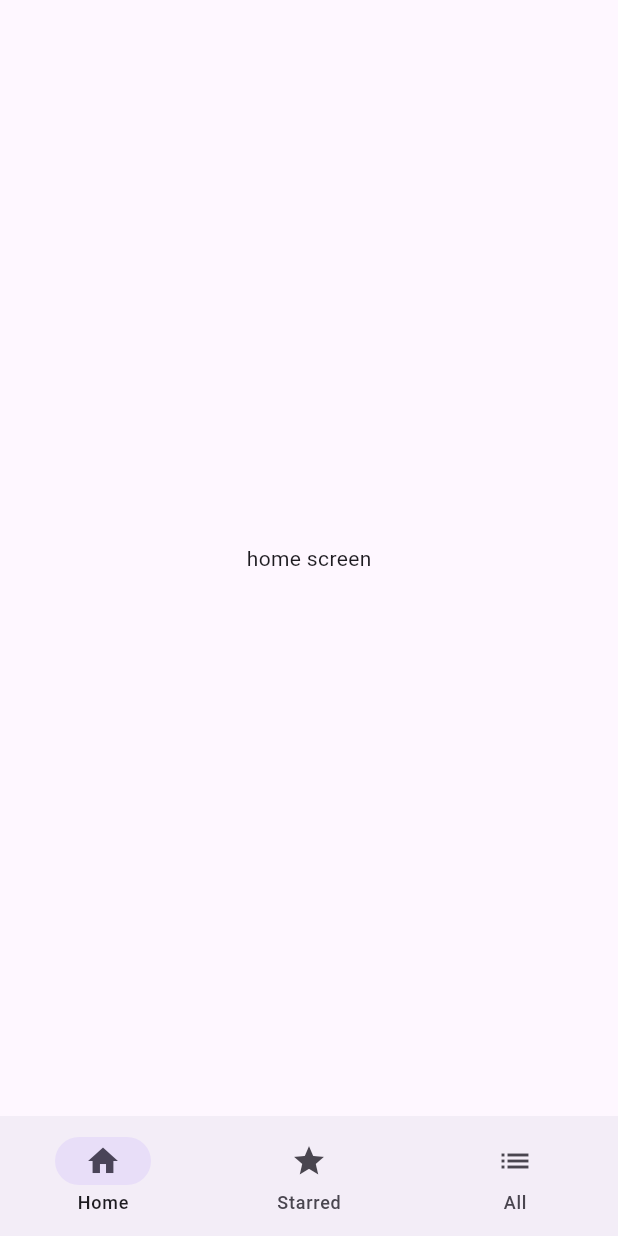
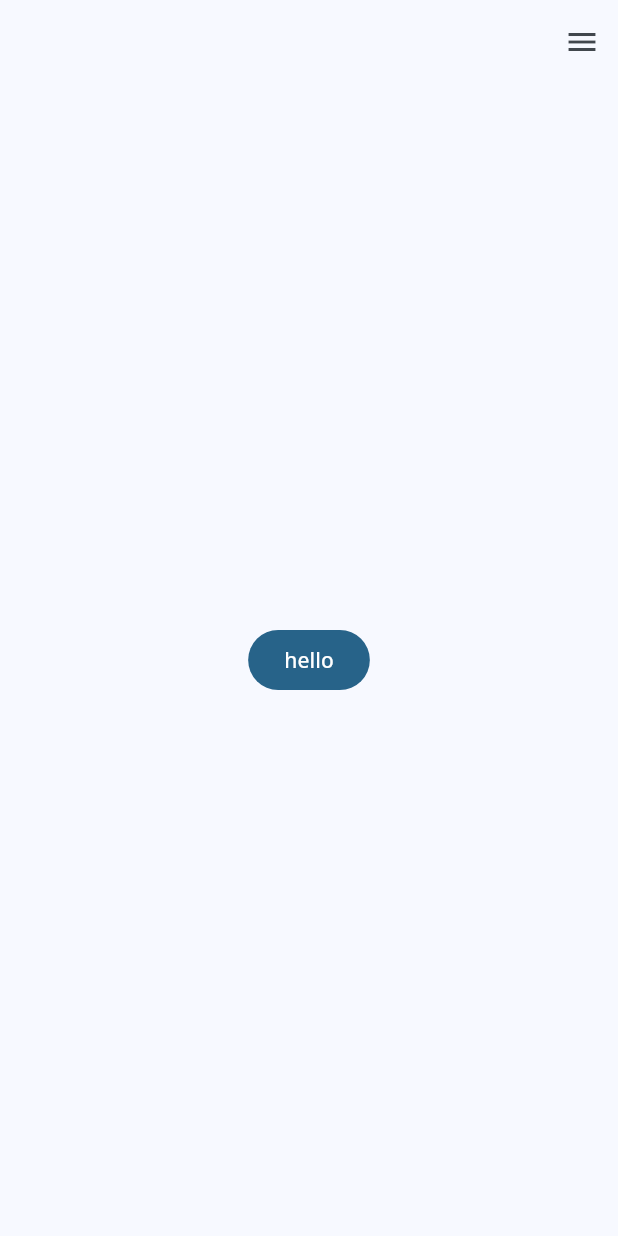
Before and after one commit to Iispar/runPlanner, a Flutter app: the screen it shows after launch, on a phone screen of 412 x 824 dp. Run offline on Flutter 3.47's test engine with Material 3 defaults, Android fonts, the phone set to English and light mode, and no system bars; our stand-ins replace get, google_fonts.

Commit message:
drawer navigation

```diff
--- /dev/null
+++ b/lib/data/themes/util.dart
@@ -0,0 +1,19 @@
+import 'package:flutter/material.dart';
+import 'package:google_fonts/google_fonts.dart';
+
+TextTheme createTextTheme(
+    BuildContext context, String bodyFontString, String displayFontString) {
+  TextTheme baseTextTheme = Theme.of(context).textTheme;
+  TextTheme bodyTextTheme = GoogleFonts.getTextTheme(bodyFontString, baseTextTheme);
+  TextTheme displayTextTheme =
+      GoogleFonts.getTextTheme(displayFontString, baseTextTheme);
+  TextTheme textTheme = displayTextTheme.copyWith(
+    bodyLarge: bodyTextTheme.bodyLarge,
+    bodyMedium: bodyTextTheme.bodyMedium,
+    bodySmall: bodyTextTheme.bodySmall,
+    labelLarge: bodyTextTheme.labelLarge,
+    labelMedium: bodyTextTheme.labelMedium,
+    labelSmall: bodyTextTheme.labelSmall,
+  );
+  return textTheme;
+}
--- a/lib/features/starred/starred_plan_screen.dart
+++ b/lib/features/active/active_plan_screen.dart
@@ -1,12 +1,12 @@
 import 'package:flutter/material.dart';
 
-class StarredPlan extends StatelessWidget {
-  const StarredPlan({super.key});
+class ActivePlan extends StatelessWidget {
+  const ActivePlan({super.key});
 
   @override
   Widget build(BuildContext context) {
     return Center(
-        child: Text("starred")
+        child: Text("active")
       );
   }
 }
--- a/lib/features/home/home_screen.dart
+++ b/lib/features/home/home_screen.dart
@@ -6,7 +6,7 @@ class Home extends StatelessWidget {
   @override
   Widget build(BuildContext context) {
     return Center(
-        child: Text("home screen")
+        child: FilledButton(onPressed: () {}, child: Text("hello"))
     );
   }
 }
--- a/lib/main.dart
+++ b/lib/main.dart
@@ -1,7 +1,10 @@
 import 'package:flutter/material.dart';
+import 'core/widgets/navigation_menu.dart';
+import 'data/themes/theme.dart';
+import 'data/themes/util.dart';
 import 'features/all/all_plans_screen.dart';
 import 'features/home/home_screen.dart';
-import 'features/starred/starred_plan_screen.dart';
+import 'features/active/active_plan_screen.dart';
 import 'package:get/get.dart';
 
 void main() {
@@ -13,14 +16,19 @@ class MainApp extends StatelessWidget {
 
   @override
   Widget build(BuildContext context) {
+    final brightness = MediaQuery.of(context).platformBrightness;
+
+    TextTheme textTheme = createTextTheme(context, "Open Sans", "Open Sans");
+    MaterialTheme theme = MaterialTheme(textTheme);
     return GetMaterialApp(
       initialRoute: "/home",
+      theme: brightness == Brightness.light ? theme.light() : theme.light(),
       getPages: [
-        GetPage(name: "/home", page: () => Wrapper(initialIndex: 0)),
-        GetPage(name: "/starred", page: () => Wrapper(initialIndex: 1)),
-        GetPage(name: "/all", page: () => Wrapper(initialIndex: 2)),
+        GetPage(name: "/home", page: () => Wrapper(widget: Home())),
+        GetPage(name: "/active", page: () => Wrapper(widget: ActivePlan())),
+        GetPage(name: "/all", page: () => Wrapper(widget: AllPlans())),
       ],
-      theme: ThemeData.light(useMaterial3: true),
+      defaultTransition: Transition.noTransition,
     );
   }
 }
@@ -28,54 +36,24 @@ class MainApp extends StatelessWidget {
 class Wrapper extends StatefulWidget {
   const Wrapper({
     super.key,
-    required this.initialIndex,
+    required this.widget
   });
 
-  final int initialIndex;
+  final Widget widget;
 
   @override
   State<Wrapper> createState() => _WrapperState();
 }
 
 class _WrapperState extends State<Wrapper> {
-  final List<String> routes = ['/home', '/starred', '/all'];
-  final List<Widget> pages = [
-    Home(),
-    StarredPlan(),
-    AllPlans(),
-  ];
-  late int currentIndex;
-
-  @override
-  void initState() {
-    super.initState();
-    currentIndex = widget.initialIndex.clamp(0, pages.length - 1); // Safe bounds
-  }
-
-  void changePage(int index) {
-    if (index != currentIndex) {
-      setState(() {
-        currentIndex = index;
-      });
-      Get.offAllNamed(routes[index]);
-    }
-  }
-
   @override
   Widget build(BuildContext context) {
     return Scaffold(
-      body: pages[currentIndex],
-      bottomNavigationBar: NavigationBar(
-        selectedIndex: currentIndex,
-        onDestinationSelected: (index) {
-          changePage(index);
-        },
-        destinations: const [
-          NavigationDestination(icon: Icon(Icons.home), label: 'Home'),
-          NavigationDestination(icon: Icon(Icons.star), label: 'Starred'),
-          NavigationDestination(icon: Icon(Icons.list), label: 'All'),
-        ],
-      ),
+      body: widget.widget,
+      endDrawer: NavigationMenu(),
+      appBar: AppBar(
+        automaticallyImplyLeading: false,
+      )
     );
   }
 }
--- a/pubspec.yaml
+++ b/pubspec.yaml
@@ -10,6 +10,7 @@ dependencies:
   flutter:
     sdk: flutter
   get: ^4.6.6
+  google_fonts: ^6.2.1
 
 dev_dependencies:
   flutter_test:
```
Also changed, not shown: lib/core/widgets/navigation_menu.dart (added, +37 -0 lines), lib/data/themes/theme.dart (added, +389 -0 lines), pubspec.lock, 1 other file.
